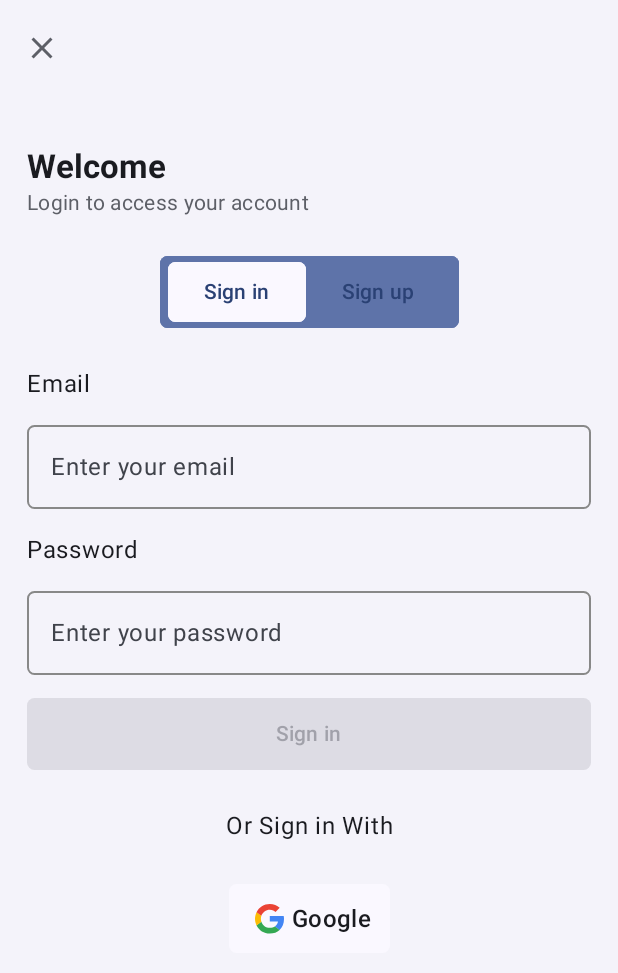
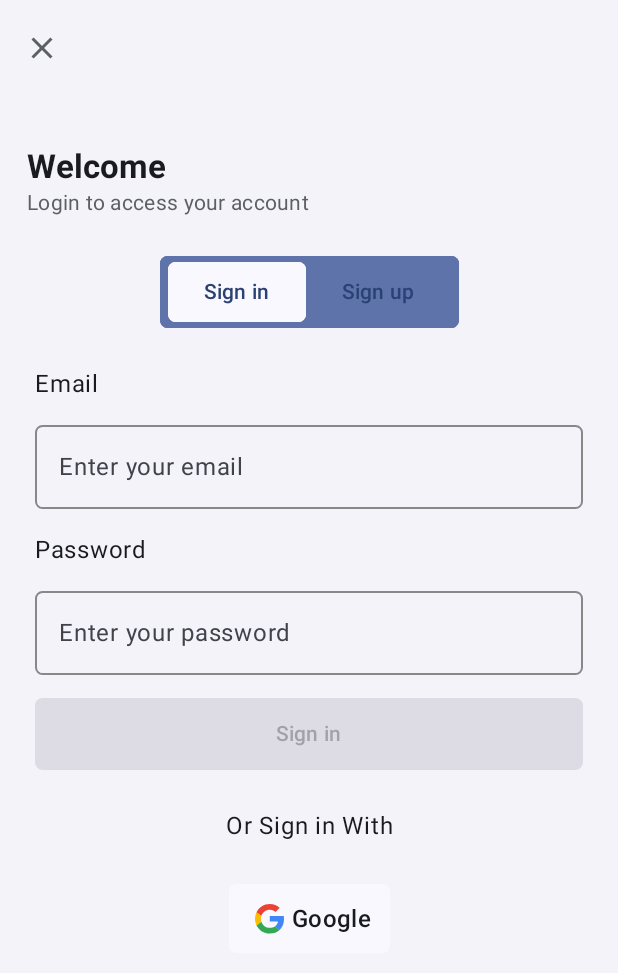
Before and after one commit to umutsaydam/ZenFocus, an Android app built with Jetpack Compose: the Auth screen opened through its navigation route, on a phone screen of 412 x 824 dp. Shown: the top 973 px of the screen. Run offline under Robolectric (Android 15) with nearby library versions, the phone set to English and light mode, and no system bars; our stand-ins replace Dagger/Hilt's generated code.

Commit message:
Edit: AuthScreen horizontalPager was added padding

```diff
--- a/app/src/main/java/com/umutsaydam/zenfocus/presentation/auth/AuthScreen.kt
+++ b/app/src/main/java/com/umutsaydam/zenfocus/presentation/auth/AuthScreen.kt
@@ -152,6 +152,7 @@ fun AuthScreen(
             item {
                 HorizontalPager(state = pagerState) { page ->
                     AuthSection(
+                        modifier = Modifier.padding(horizontal = PADDING_SMALL),
                         verticalArrangement = Arrangement.spacedBy(PADDING_MEDIUM1),
                         content = {
                             AuthForm(
```
